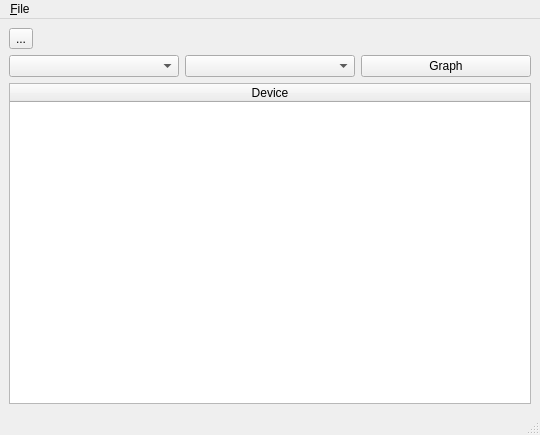
kellyjf/pysar, file sarview.ui: the form before one commit.
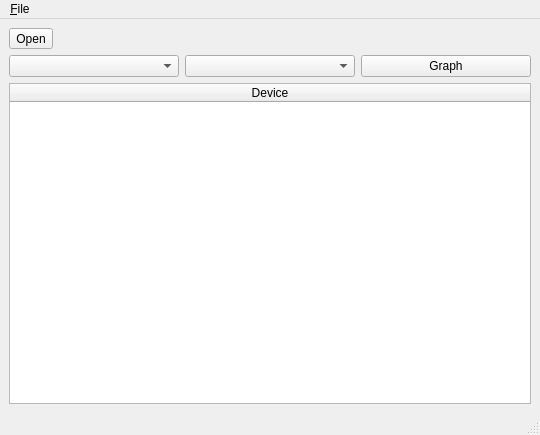
The form after the commit.

Commit message: Change toolbar label

```diff
--- a/sarview.ui
+++ b/sarview.ui
@@ -18,7 +18,7 @@
     <item>
      <widget class="QToolButton" name="toolButton">
       <property name="text">
-       <string>...</string>
+       <string>Open</string>
       </property>
      </widget>
     </item>
```
